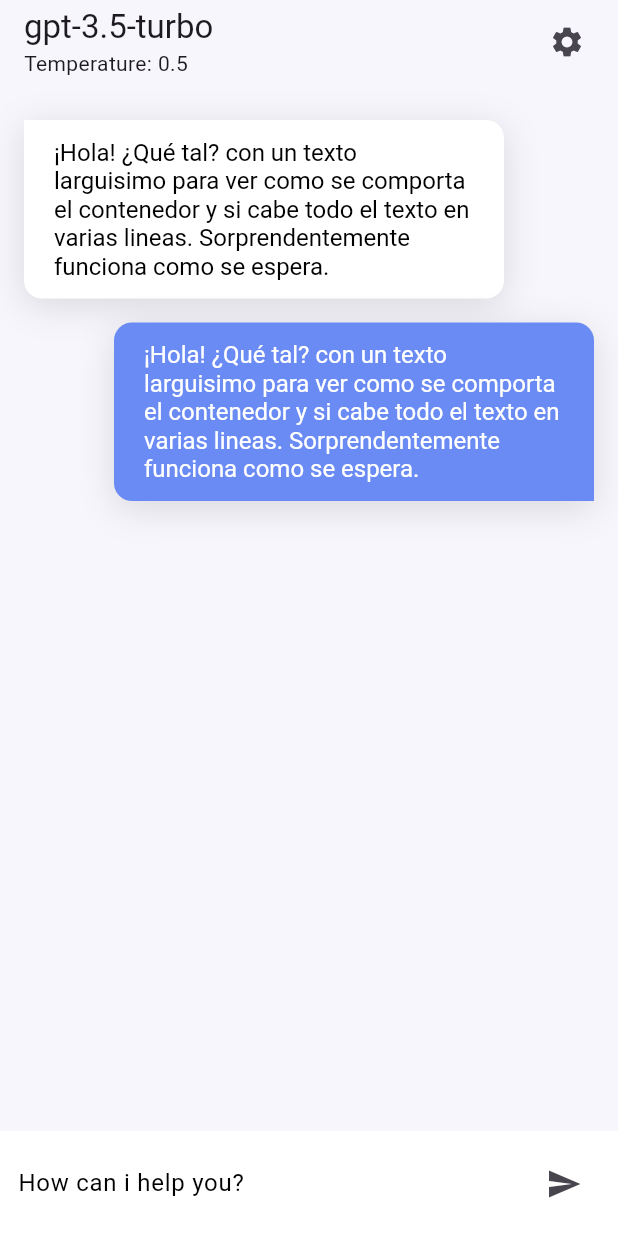
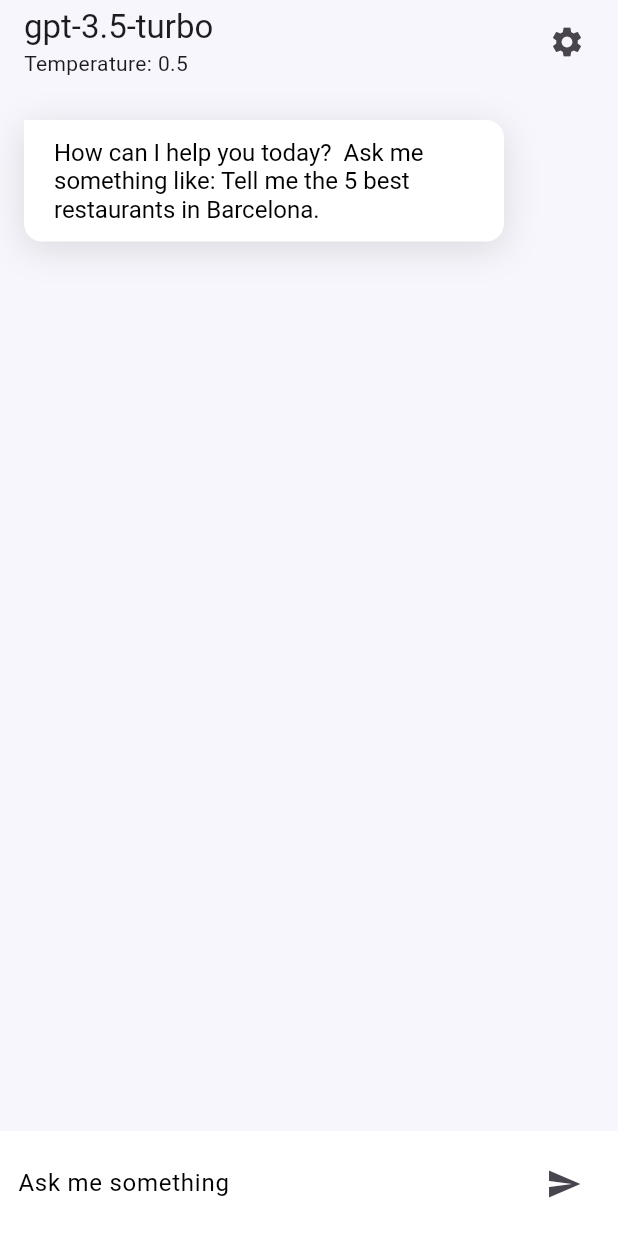
Before and after one commit to mpdevelopment39/flutter-openai-chat, a Flutter app: the screen it shows after launch, after a tap on the "send" icon, on a phone screen of 412 x 824 dp. Run offline on Flutter 3.47's test engine with Material 3 defaults, Android fonts, the phone set to English and light mode, and no system bars; drawn by our look-alikes of animated_text_kit; our stand-ins replace device_preview, dio, flutter_dotenv, flutter_riverpod, freezed_annotation, get_it and 1 more; missing offline and left inert: wheel_slider.

Commit message:
style: added messages to provider

```diff
--- a/lib/ui/notifiers/settings_notifier.dart
+++ b/lib/ui/notifiers/settings_notifier.dart
@@ -1,3 +1,4 @@
+import 'package:flutter_openai_chat/ui/widgets/message_widget.dart';
 import 'package:flutter_riverpod/flutter_riverpod.dart';
 
 import '../states/settings_state.dart';
@@ -17,4 +18,14 @@ class SettingsNotifier extends StateNotifier<SettingsState> {
     state = userSettings.copyWith(temperature: temperatureSelected);
   }
 
+  Future<void> addNewMessage(MessageWidget newMessage) async {
+    SettingsState userSettings = state;
+    List<MessageWidget> allMessages = List<MessageWidget>.empty(growable: true);
+    for (MessageWidget m in state.messages) {
+      allMessages.add(m);
+    }
+    allMessages.add(newMessage);
+    state = userSettings.copyWith(messages: allMessages);
+  }
+
 }
--- a/lib/ui/pages/chat_page.dart
+++ b/lib/ui/pages/chat_page.dart
@@ -15,6 +15,16 @@ class ChatPage extends ConsumerStatefulWidget {
 }
 
 class _ChatPageState extends ConsumerState<ChatPage> {
+  TextEditingController _textEditingController = TextEditingController();
+  @override
+  void initState() {
+    super.initState();
+    Future(() {
+      ref.read(settingsProvider.notifier).addNewMessage(
+        const MessageWidget(text: 'How can I help you today?  Ask me something like: Tell me the 5 best restaurants in Barcelona.',
+        userType: UserType.assistant));
+    });
+  }
 
   @override
   Widget build(BuildContext context) {
@@ -33,38 +43,10 @@ class _ChatPageState extends ConsumerState<ChatPage> {
         actions: [
           Padding(
             padding: const EdgeInsets.only(right:10.0),
-            child: IconButton(onPressed: (){
-              injector<UiUtils>().showModalBottomWithOptions(
-                context: context,
-                title: 'Configure requests',
-                listOptions: [
-                  OptionModal('Model',() {
-                      Navigator.pop(context);
-                      injector<UiUtils>().showWheelOptions(context,
-                        "Select model",
-                        models,
-                        (selectedIndex) async {
-                          ref.watch(settingsProvider.notifier).updateModel(models[selectedIndex]);
-                          Navigator.pop(context);
-                        }
-                      );
-                    },
-                    const Icon(Icons.model_training_rounded)),
-                  OptionModal('Temperature', () {
-                      Navigator.pop(context);
-                      injector<UiUtils>().showWheelOptions(context,
-                        "Select temperature",
-                        temperatures,
-                        (selectedIndex) async {
-                          ref.watch(settingsProvider.notifier).updateTemperature(temperatures[selectedIndex]);
-                          Navigator.pop(context);
-                        }
-                      );
-                    },
-                  const Icon(Icons.thermostat_rounded)),
-                ]
-              );
-            }, icon: const Icon(Icons.settings)),
+            child: IconButton(
+              onPressed: settingsAction,
+              icon: const Icon(Icons.settings)
+            ),
           )
         ],
       ),
@@ -79,16 +61,7 @@ class _ChatPageState extends ConsumerState<ChatPage> {
                 radius: const Radius.circular(4),
                 child: ListView(
                   padding: const EdgeInsets.all(16.0),
-                  children: const [
-                    MessageWidget(
-                      text: '¡Hola! ¿Qué tal? con un texto larguisimo para ver como se comporta el contenedor y si cabe todo el texto en varias lineas. Sorprendentemente funciona como se espera.',
-                      userType: UserType.bot,
-                    ),
-                    MessageWidget(
-                      text: '¡Hola! ¿Qué tal? con un texto larguisimo para ver como se comporta el contenedor y si cabe todo el texto en varias lineas. Sorprendentemente funciona como se espera.',
-                      userType: UserType.user,
-                    ),
-                  ],
+                  children: ref.watch(settingsProvider).messages
                 ),
               ),
             ),
@@ -98,19 +71,26 @@ class _ChatPageState extends ConsumerState<ChatPage> {
               padding: const EdgeInsets.symmetric(horizontal:12),
               child: Row(
                 children: [
-                  const Expanded(
+                  Expanded(
                     child: Padding(
-                      padding: EdgeInsets.only(right:8.0),
+                      padding: const EdgeInsets.only(right:8.0),
                       child: TextField(
-                        style: TextStyle(color: Colors.black),
-                        decoration: InputDecoration.collapsed(
-                          hintText: "How can i help you?",
+                        controller: _textEditingController,
+                        style: const TextStyle(color: Colors.black),
+                        decoration: const InputDecoration.collapsed(
+                          hintText: "Ask me something",
                           hintStyle: TextStyle(color: Colors.black),
                         ),
                       ),
                     )
                   ),
-                  IconButton(onPressed: (){}, icon: const Icon(Icons.send)),
+                  IconButton(onPressed: (){
+                    if(_textEditingController.text.isEmpty) return;
+                    ref.read(settingsProvider.notifier).addNewMessage(
+                      MessageWidget(text: _textEditingController.text.toString(),
+                      userType: UserType.user));
+                    _textEditingController.clear();
+                  }, icon: const Icon(Icons.send)),
                 ],
               ),
             )
@@ -119,4 +99,37 @@ class _ChatPageState extends ConsumerState<ChatPage> {
       ),
     );
   }
+
+  void settingsAction(){
+    injector<UiUtils>().showModalBottomWithOptions(
+      context: context,
+      title: 'Configure requests',
+      listOptions: [
+        OptionModal('Model',() {
+            Navigator.pop(context);
+            injector<UiUtils>().showWheelOptions(context,
+              "Select model",
+              models,
+              (selectedIndex) async {
+                ref.watch(settingsProvider.notifier).updateModel(models[selectedIndex]);
+                Navigator.pop(context);
+              }
+            );
+          },
+          const Icon(Icons.model_training_rounded)),
+        OptionModal('Temperature', () {
+            Navigator.pop(context);
+            injector<UiUtils>().showWheelOptions(context,
+              "Select temperature",
+              temperatures,
+              (selectedIndex) async {
+                ref.watch(settingsProvider.notifier).updateTemperature(temperatures[selectedIndex]);
+                Navigator.pop(context);
+              }
+            );
+          },
+        const Icon(Icons.thermostat_rounded)),
+      ]
+    );
+  }
 }
--- a/lib/ui/states/settings_state.dart
+++ b/lib/ui/states/settings_state.dart
@@ -1,11 +1,12 @@
 import 'package:freezed_annotation/freezed_annotation.dart';
-
+import '../widgets/message_widget.dart';
 part 'settings_state.freezed.dart';
 
-@freezed
+@Freezed(makeCollectionsUnmodifiable: false)
 class SettingsState with _$SettingsState {
   const factory SettingsState({
     @Default('gpt-3.5-turbo') String model,
-    @Default(0.5) double temperature
+    @Default(0.5) double temperature,
+    @Default([]) List<MessageWidget> messages
   }) = _SettingsState;
 }
--- a/lib/ui/widgets/custom_wheeler.dart
+++ b/lib/ui/widgets/custom_wheeler.dart
@@ -74,6 +74,7 @@ class _CustomWheleerState extends ConsumerState<CustomWheleer> {
                           totalCount: widget.elements.length,
                           horizontal: false,
                           squeeze: 0.7,
+                          allowPointerTappable: true,
                           itemSize: 30,
                           listHeight: 150,
                           enableAnimation: false,
--- a/lib/ui/widgets/message_widget.dart
+++ b/lib/ui/widgets/message_widget.dart
@@ -1,7 +1,8 @@
 import 'package:flutter/material.dart';
 import 'package:flutter_openai_chat/app/theme.dart';
+import 'package:animated_text_kit/animated_text_kit.dart';
 
-enum UserType { bot, user }
+enum UserType { assistant, user }
 
 class MessageWidget extends StatelessWidget {
   final String text;
@@ -11,20 +12,20 @@ class MessageWidget extends StatelessWidget {
 
   @override
   Widget build(BuildContext context) {
-    final isBot = userType == UserType.bot;
-    final messageAlign = isBot ? Alignment.centerLeft : Alignment.centerRight;
-    final messageColor = isBot ? AppTheme.colorWhite : AppTheme.colorBlue;
+    final isAssistant = userType == UserType.assistant;
+    final messageAlign = isAssistant ? Alignment.centerLeft : Alignment.centerRight;
+    final messageColor = isAssistant ? AppTheme.colorWhite : AppTheme.colorBlue;
 
     return Container(
-      margin: EdgeInsets.fromLTRB(isBot ? 0 : 60,8,!isBot ? 0 : 60,8),
+      margin: EdgeInsets.fromLTRB(isAssistant ? 0 : 60,8,!isAssistant ? 0 : 60,8),
       padding: const EdgeInsets.symmetric(vertical:12.0,horizontal: 20),
       decoration: BoxDecoration(
         color: messageColor,
         borderRadius: BorderRadius.only(
-          topLeft: isBot ? Radius.zero :const Radius.circular(12.0),
+          topLeft: isAssistant ? Radius.zero :const Radius.circular(12.0),
           topRight:  const Radius.circular(12.0),
           bottomLeft: const Radius.circular(12.0),
-          bottomRight:  isBot ? const Radius.circular(12.0) : Radius.zero,
+          bottomRight:  isAssistant ? const Radius.circular(12.0) : Radius.zero,
         ),
         boxShadow: const [
           BoxShadow(
@@ -43,21 +44,22 @@ class MessageWidget extends StatelessWidget {
               fontSize: 16.0,
               color: Colors.black,
             ),
-            child: Text(text,
+            child: /* Text(text,
                   textAlign: TextAlign.left,
                   style: TextStyle(
-                    color: isBot ? Colors.black : Colors.white,
+                    color: isAssistant ? Colors.black : Colors.white,
                     fontSize: 16.0,
                   )
-                )
+                ) */
 
-             /* isBot
+             isAssistant
                 ? AnimatedTextKit(
                   animatedTexts: [
                     TypewriterAnimatedText(text),
                   ],
                   repeatForever: false,
                   isRepeatingAnimation: false,
+                  displayFullTextOnTap: true,
                   totalRepeatCount: 0,
                 )
                 : Text(text,
@@ -66,7 +68,7 @@ class MessageWidget extends StatelessWidget {
                     color: Colors.white,
                     fontSize: 16.0,
                   ),
-            ), */
+            ),
           )
       )
     );
```
Also changed, not shown: lib/ui/states/settings_state.freezed.dart.
